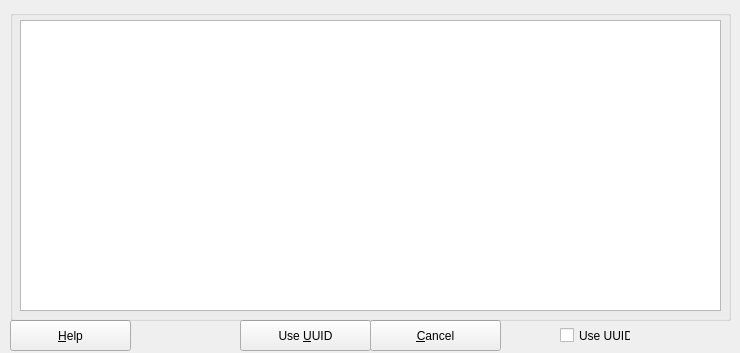
Above: zuluCrypt-gui/openvolume.ui from ParrotSec/zulucrypt before the change. Below: the same form after it.
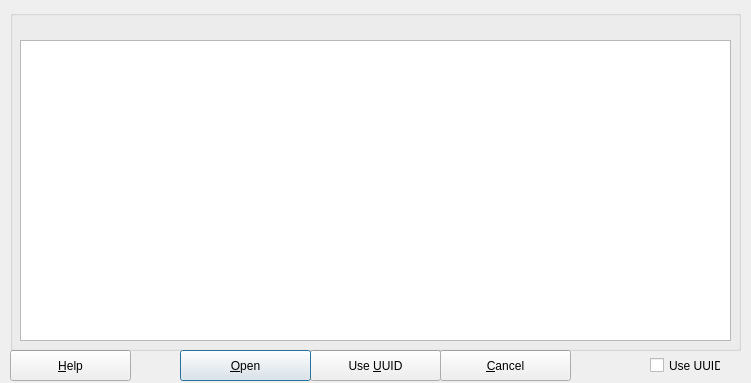
That is the form after the change.

```diff
--- a/zuluCrypt-gui/openvolume.ui
+++ b/zuluCrypt-gui/openvolume.ui
@@ -9,8 +9,8 @@
    <rect>
     <x>0</x>
     <y>0</y>
-    <width>740</width>
-    <height>353</height>
+    <width>751</width>
+    <height>383</height>
    </rect>
   </property>
   <property name="windowTitle">
@@ -25,8 +25,8 @@
    </property>
    <property name="geometry">
     <rect>
-     <x>560</x>
-     <y>320</y>
+     <x>650</x>
+     <y>350</y>
      <width>71</width>
      <height>31</height>
     </rect>
@@ -39,7 +39,7 @@
    <property name="geometry">
     <rect>
      <x>10</x>
-     <y>320</y>
+     <y>350</y>
      <width>121</width>
      <height>31</height>
     </rect>
@@ -54,8 +54,8 @@
   <widget class="QPushButton" name="pbUUID">
    <property name="geometry">
     <rect>
-     <x>240</x>
-     <y>320</y>
+     <x>310</x>
+     <y>350</y>
      <width>131</width>
      <height>31</height>
     </rect>
@@ -70,8 +70,8 @@
   <widget class="QPushButton" name="pbCancel">
    <property name="geometry">
     <rect>
-     <x>370</x>
-     <y>320</y>
+     <x>440</x>
+     <y>350</y>
      <width>131</width>
      <height>31</height>
     </rect>
@@ -91,8 +91,8 @@
     <rect>
      <x>10</x>
      <y>10</y>
-     <width>721</width>
-     <height>311</height>
+     <width>731</width>
+     <height>341</height>
     </rect>
    </property>
    <property name="title">
@@ -102,9 +102,9 @@
     <property name="geometry">
      <rect>
       <x>10</x>
-      <y>10</y>
-      <width>701</width>
-      <height>291</height>
+      <y>30</y>
+      <width>711</width>
+      <height>301</height>
      </rect>
     </property>
     <property name="editTriggers">
@@ -142,7 +142,7 @@
       <string>partition</string>
      </property>
      <property name="textAlignment">
-      <set>AlignHCenter|AlignVCenter|AlignCenter</set>
+      <set>AlignCenter</set>
      </property>
     </column>
     <column>
@@ -150,7 +150,7 @@
       <string>size</string>
      </property>
      <property name="textAlignment">
-      <set>AlignHCenter|AlignVCenter|AlignCenter</set>
+      <set>AlignCenter</set>
      </property>
     </column>
     <column>
@@ -158,7 +158,7 @@
       <string>label</string>
      </property>
      <property name="textAlignment">
-      <set>AlignHCenter|AlignVCenter|AlignCenter</set>
+      <set>AlignCenter</set>
      </property>
     </column>
     <column>
@@ -166,7 +166,7 @@
       <string>type</string>
      </property>
      <property name="textAlignment">
-      <set>AlignHCenter|AlignVCenter|AlignCenter</set>
+      <set>AlignCenter</set>
      </property>
     </column>
     <column>
@@ -174,11 +174,24 @@
       <string>uuid</string>
      </property>
      <property name="textAlignment">
-      <set>AlignHCenter|AlignVCenter|AlignCenter</set>
+      <set>AlignCenter</set>
      </property>
     </column>
    </widget>
   </widget>
+  <widget class="QPushButton" name="pbOpen">
+   <property name="geometry">
+    <rect>
+     <x>180</x>
+     <y>350</y>
+     <width>131</width>
+     <height>31</height>
+    </rect>
+   </property>
+   <property name="text">
+    <string>&amp;Open</string>
+   </property>
+  </widget>
  </widget>
  <tabstops>
   <tabstop>tableWidget</tabstop>
```
